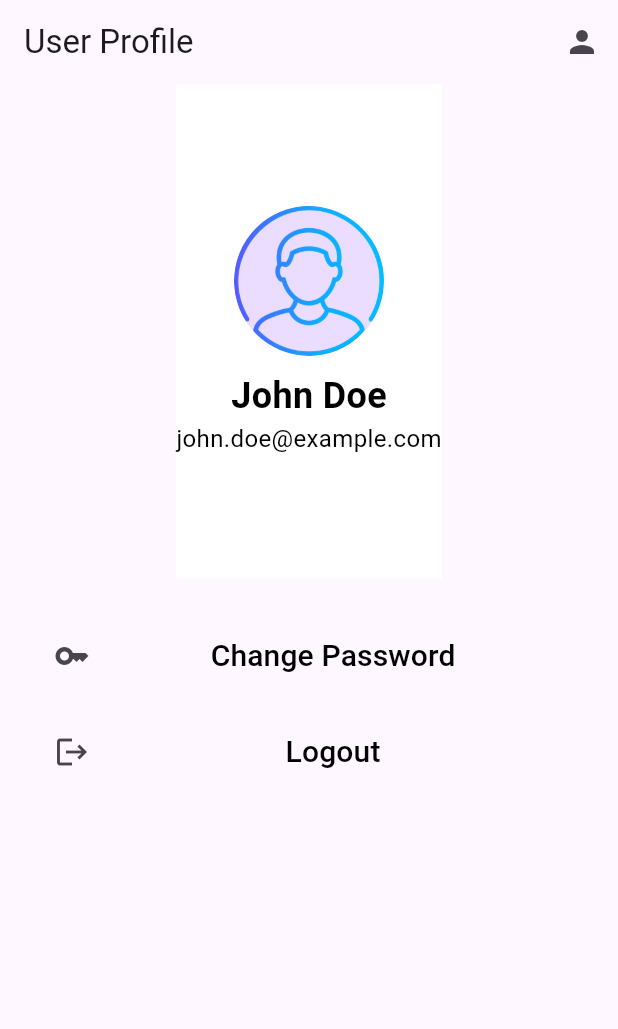
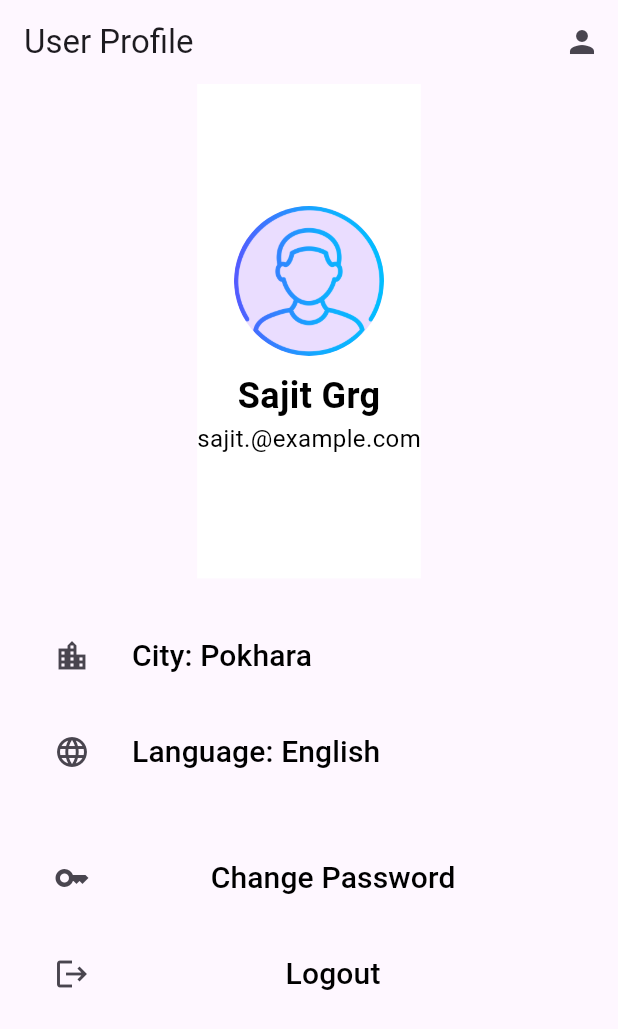
Before and after one commit to m0dern6/service_provide_app, a Flutter app: the screen it shows after launch, on a phone screen of 412 x 824 dp. Shown: the top 1029 px of the screen. Run offline on Flutter 3.47's test engine with Material 3 defaults, Android fonts, the phone set to English and light mode, and no system bars; our stand-ins replace carousel_slider, dots_indicator, shared_preferences.

Commit message:
UI profile uppdated

```diff
--- a/lib/design/Profile.dart
+++ b/lib/design/Profile.dart
@@ -10,9 +10,7 @@ class ProfilePage extends StatelessWidget {
         actions: [
           IconButton(
             icon: Icon(Icons.person),
-            onPressed: () {
-              // TODO: Implement change profile functionality
-            },
+            onPressed: () {},
           ),
         ],
       ),
@@ -38,7 +36,7 @@ class ProfilePage extends StatelessWidget {
                   ),
                   SizedBox(height: 10),
                   Text(
-                    'John Doe',
+                    'Sajit Grg',
                     style: TextStyle(
                       fontSize: 24,
                       fontWeight: FontWeight.bold,
@@ -46,7 +44,7 @@ class ProfilePage extends StatelessWidget {
                     ),
                   ),
                   Text(
-                    'john.doe@example.com',
+                    'sajit.@example.com',
                     style: TextStyle(
                       fontSize: 16,
                       color: Colors.black,
@@ -61,10 +59,46 @@ class ProfilePage extends StatelessWidget {
                 crossAxisAlignment: CrossAxisAlignment.start,
                 children: [
                   ListTile(
+                    leading: Icon(Icons.location_city),
+                    title: TextButton(
+                      onPressed: () {},
+                      child: Row(
+                        children: [
+                          Text(
+                            'City: ',
+                            style: TextStyle(fontSize: 20, color: Colors.black),
+                          ),
+                          Text(
+                            'Pokhara', // Default city option
+                            style: TextStyle(fontSize: 20, color: Colors.black),
+                          ),
+                        ],
+                      ),
+                    ),
+                  ),
+                  ListTile(
+                    leading: Icon(Icons.language),
+                    title: TextButton(
+                      onPressed: () {},
+                      child: Row(
+                        children: [
+                          Text(
+                            'Language: ',
+                            style: TextStyle(fontSize: 20, color: Colors.black),
+                          ),
+                          Text(
+                            'English',
+                            style: TextStyle(fontSize: 20, color: Colors.black),
+                          ),
+                        ],
+                      ),
+                    ),
+                  ),
+                  SizedBox(height: 20),
+                  ListTile(
                     leading: Icon(Icons.key),
                     title: TextButton(
                       onPressed: () {
-                        // TODO: Implement change password functionality
                         showDialog(
                           context: context,
                           builder: (BuildContext context) {
@@ -93,14 +127,12 @@ class ProfilePage extends StatelessWidget {
                               actions: [
                                 TextButton(
                                   onPressed: () {
-                                    // TODO: Save password changes
                                     Navigator.pop(context);
                                   },
                                   child: Text('Save'),
                                 ),
                                 TextButton(
                                   onPressed: () {
-                                    // TODO: Discard password changes
                                     Navigator.pop(context);
                                   },
                                   child: Text('Discard'),
@@ -120,7 +152,6 @@ class ProfilePage extends StatelessWidget {
                     leading: Icon(Icons.logout),
                     title: TextButton(
                       onPressed: () {
-                        // Show confirmation dialog for logout
                         showDialog(
                           context: context,
                           builder: (BuildContext context) {
```
